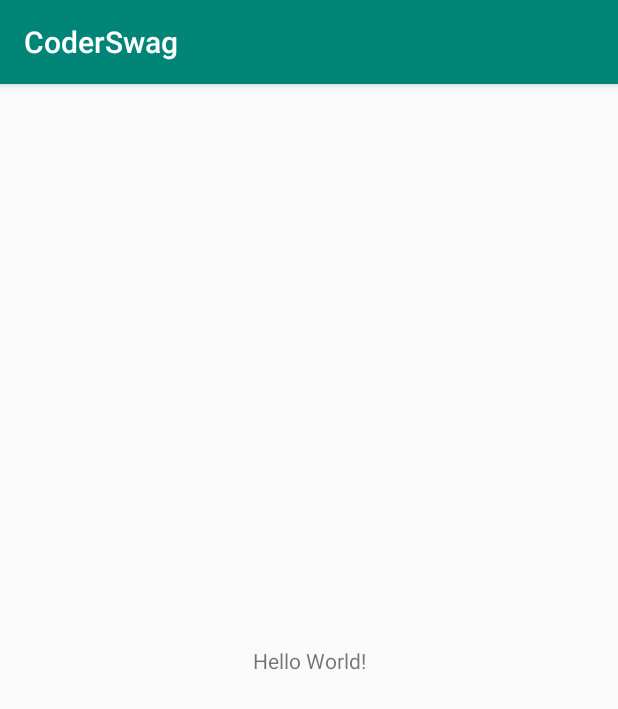
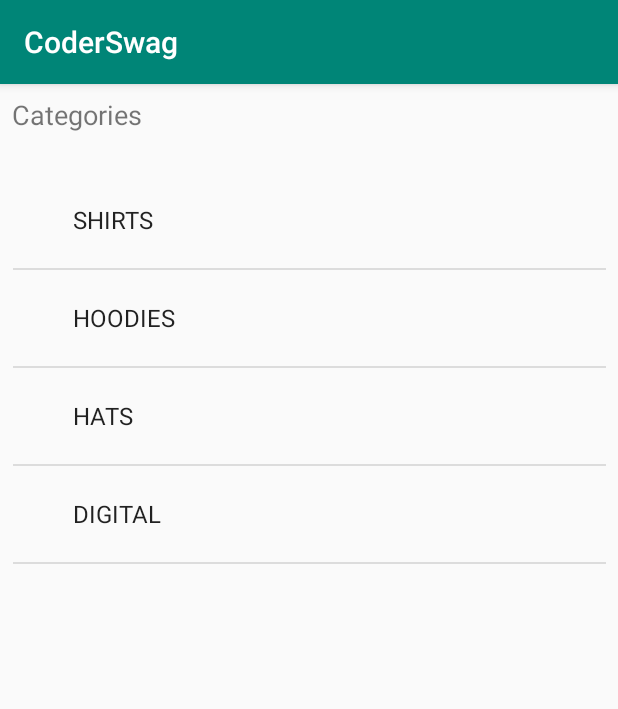
Before and after one commit to CodingAlongX/uds_ak_coder_swag, an Android app: the screen it shows after launch (MainActivity), on a phone screen of 412 x 824 dp. Shown: the top 709 px of the screen. Run offline under Robolectric (Android 15) with nearby library versions, the phone set to English and light mode, and no system bars.

Commit message:
ListView

```diff
--- a/app/src/main/java/pro/smjx/coderswag/controller/MainActivity.kt
+++ b/app/src/main/java/pro/smjx/coderswag/controller/MainActivity.kt
@@ -2,12 +2,26 @@ package pro.smjx.coderswag.controller
 
 import android.os.Bundle
 import android.support.v7.app.AppCompatActivity
+import android.widget.ArrayAdapter
+import kotlinx.android.synthetic.main.activity_main.*
 import pro.smjx.coderswag.R
+import pro.smjx.coderswag.model.Category
+import pro.smjx.coderswag.services.DataService
 
 class MainActivity : AppCompatActivity() {
+
+    lateinit var adapter: ArrayAdapter<Category>
 
     override fun onCreate(savedInstanceState: Bundle?) {
         super.onCreate(savedInstanceState)
         setContentView(R.layout.activity_main)
+
+        adapter = ArrayAdapter(
+            this,
+            android.R.layout.simple_expandable_list_item_1,
+            DataService.categories
+        )
+
+        categoryListView.adapter = adapter
     }
 }
--- a/app/src/main/java/pro/smjx/coderswag/model/Category.kt
+++ b/app/src/main/java/pro/smjx/coderswag/model/Category.kt
@@ -1,3 +1,7 @@
 package pro.smjx.coderswag.model
 
-class Category(val title: String, val image: String)
+class Category(val title: String, val image: String) {
+    override fun toString(): String {
+        return title
+    }
+}
--- a/app/src/main/res/layout/activity_main.xml
+++ b/app/src/main/res/layout/activity_main.xml
@@ -10,10 +10,16 @@
     <TextView
             android:layout_width="wrap_content"
             android:layout_height="wrap_content"
-            android:text="Hello World!"
-            app:layout_constraintBottom_toBottomOf="parent"
-            app:layout_constraintLeft_toLeftOf="parent"
-            app:layout_constraintRight_toRightOf="parent"
-            app:layout_constraintTop_toTopOf="parent"/>
+            android:text="Categories" android:layout_marginTop="8dp"
+            app:layout_constraintTop_toTopOf="parent" app:layout_constraintStart_toStartOf="parent"
+            android:textSize="18dp"
+            android:layout_marginStart="8dp" android:id="@+id/textView"/>
+    <ListView
+            android:layout_width="395dp"
+            android:layout_height="683dp" android:layout_marginTop="8dp"
+            app:layout_constraintTop_toBottomOf="@+id/textView" app:layout_constraintStart_toStartOf="parent"
+            android:layout_marginStart="8dp" app:layout_constraintEnd_toEndOf="parent" android:layout_marginEnd="8dp"
+            android:layout_marginBottom="8dp" app:layout_constraintBottom_toBottomOf="parent"
+            android:id="@+id/categoryListView"/>
 
 </android.support.constraint.ConstraintLayout>
```
Also changed, not shown: app/src/main/res/layout/category_list_item.xml (added, +25 -0 lines).
